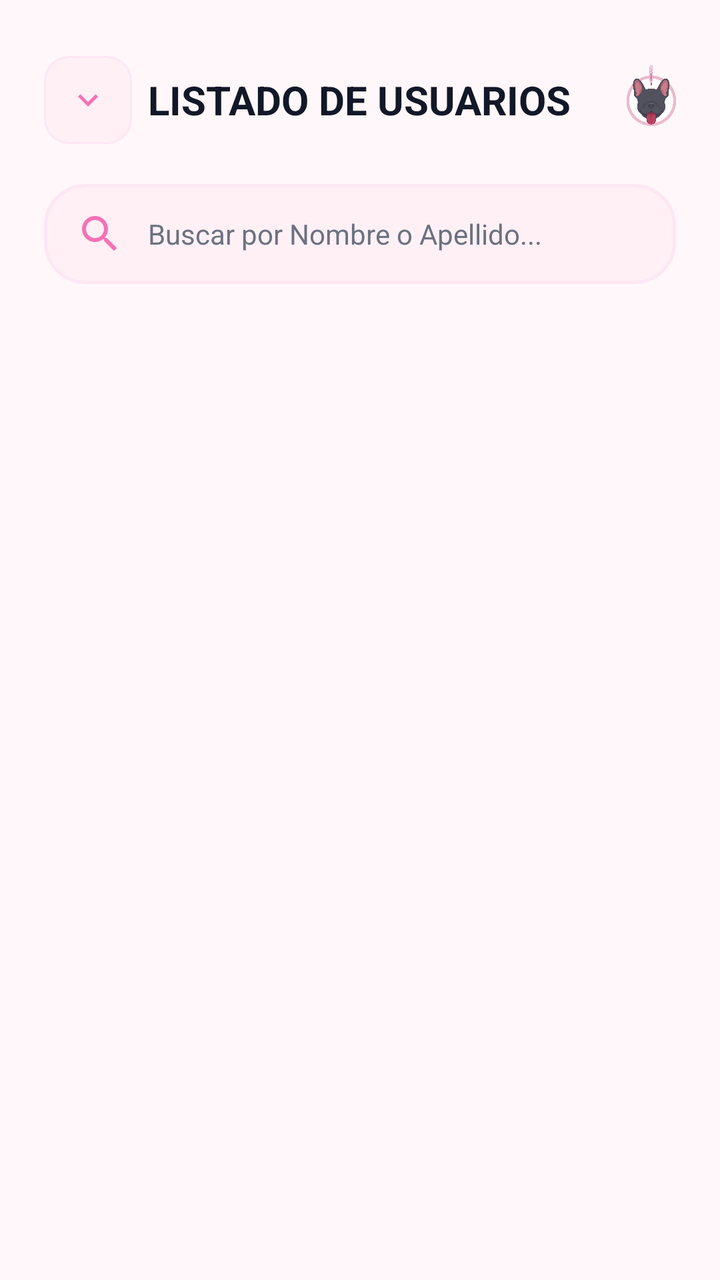
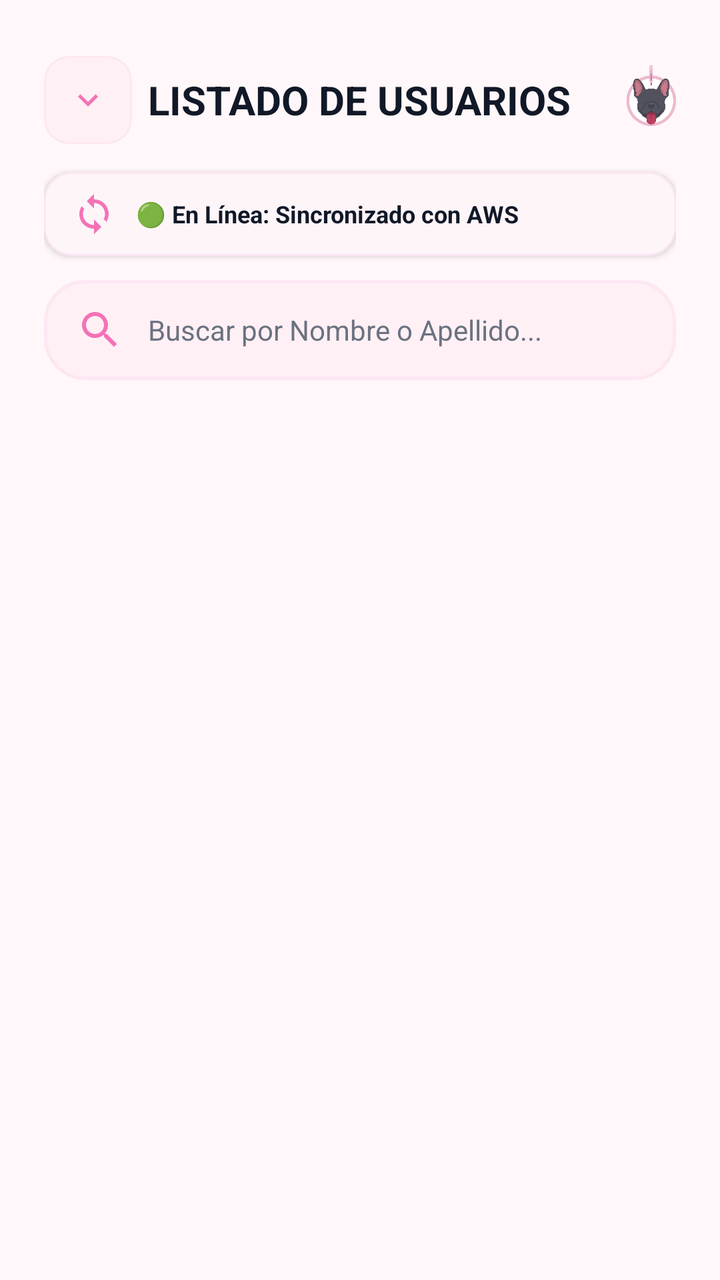

An Android layout rendered at two revisions. The XML below is the earlier revision; the diff shows what the commit changed to produce the second picture.
<!-- AndroidManifest.xml: application theme Theme.MyApplication -->
<!-- res/layout/activity_user_list.xml -->
<?xml version="1.0" encoding="utf-8"?>
<androidx.coordinatorlayout.widget.CoordinatorLayout xmlns:android="http://schemas.android.com/apk/res/android"
    xmlns:app="http://schemas.android.com/apk/res-auto"
    xmlns:tools="http://schemas.android.com/tools"
    android:id="@+id/user_list_coordinator"
    android:layout_width="match_parent"
    android:layout_height="match_parent"
    android:background="@color/app_bg"
    tools:context=".UserListActivity">

    <LinearLayout
        android:id="@+id/user_list_main"
        android:layout_width="match_parent"
        android:layout_height="match_parent"
        android:orientation="vertical"
        android:paddingHorizontal="22dp"
        android:paddingTop="28dp">

        
        <RelativeLayout
            android:layout_width="match_parent"
            android:layout_height="wrap_content"
            android:gravity="center_vertical">

            <ImageButton
                android:id="@+id/btn_user_list_back"
                android:layout_width="44dp"
                android:layout_height="44dp"
                android:layout_alignParentStart="true"
                android:layout_centerVertical="true"
                android:background="@drawable/bg_pink_tag"
                android:contentDescription="@string/app_name"
                android:src="@drawable/ic_expand_more"
                app:tint="@color/pink_primary" />

            <TextView
                android:id="@+id/tv_list_title"
                android:layout_width="wrap_content"
                android:layout_height="wrap_content"
                android:layout_centerInParent="true"
                android:text="@string/title_list_users"
                android:textColor="@color/text_dark"
                android:textSize="20sp"
                android:textStyle="bold" />

            <ImageView
                android:id="@+id/iv_list_logo"
                android:layout_width="65dp"
                android:layout_height="44dp"
                android:layout_alignParentEnd="true"
                android:layout_centerVertical="true"
                android:contentDescription="@string/app_name"
                android:scaleType="fitEnd"
                android:src="@drawable/imagenapp" />

        </RelativeLayout>

        
        <LinearLayout
            android:id="@+id/layout_search_bar"
            android:layout_width="match_parent"
            android:layout_height="50dp"
            android:layout_marginTop="20dp"
            android:background="@drawable/bg_search_input"
            android:gravity="center_vertical"
            android:orientation="horizontal"
            android:paddingHorizontal="16dp">

            <ImageView
                android:layout_width="24dp"
                android:layout_height="24dp"
                android:contentDescription="@string/app_name"
                android:src="@drawable/ic_search"
                app:tint="@color/pink_primary" />

            <EditText
                android:id="@+id/et_search_user_input"
                android:layout_width="match_parent"
                android:layout_height="match_parent"
                android:layout_marginStart="12dp"
                android:background="@null"
                android:hint="@string/search_hint"
                android:inputType="text"
                android:textColor="@color/text_dark"
                android:textColorHint="@color/text_muted"
                android:textSize="14sp" />
        </LinearLayout>

        
        <androidx.recyclerview.widget.RecyclerView
            android:id="@+id/rv_numbered_users"
            android:layout_width="match_parent"
            android:layout_height="match_parent"
            android:layout_marginTop="16dp"
            android:clipToPadding="false"
            android:paddingBottom="40dp"
            tools:listitem="@layout/item_user_card" />

    </LinearLayout>

</androidx.coordinatorlayout.widget.CoordinatorLayout>
<!-- res/layout/item_user_card.xml (included above) -->
<?xml version="1.0" encoding="utf-8"?>
<com.google.android.material.card.MaterialCardView xmlns:android="http://schemas.android.com/apk/res/android"
    xmlns:app="http://schemas.android.com/apk/res-auto"
    android:layout_width="match_parent"
    android:layout_height="wrap_content"
    android:layout_marginHorizontal="12dp"
    android:layout_marginVertical="6dp"
    android:clickable="true"
    android:focusable="true"
    android:foreground="?attr/selectableItemBackground"
    app:cardBackgroundColor="@color/white"
    app:cardCornerRadius="20dp"
    app:cardElevation="3dp"
    app:strokeColor="@color/card_border"
    app:strokeWidth="1.2dp">

    <RelativeLayout
        android:layout_width="match_parent"
        android:layout_height="wrap_content"
        android:padding="16dp">

        
        <com.google.android.material.card.MaterialCardView
            android:id="@+id/card_avatar"
            android:layout_width="46dp"
            android:layout_height="46dp"
            android:layout_alignParentStart="true"
            android:layout_centerVertical="true"
            app:cardBackgroundColor="@color/pink_pastel_light"
            app:cardCornerRadius="23dp"
            app:cardElevation="0dp"
            app:strokeColor="@color/pink_primary"
            app:strokeWidth="1dp">

            <ImageView
                android:id="@+id/iv_user_avatar"
                android:layout_width="match_parent"
                android:layout_height="match_parent"
                android:contentDescription="@string/app_name"
                android:scaleType="centerCrop"
                android:src="@drawable/ic_users" />
        </com.google.android.material.card.MaterialCardView>

        
        <LinearLayout
            android:layout_width="wrap_content"
            android:layout_height="wrap_content"
            android:layout_centerVertical="true"
            android:layout_marginStart="14dp"
            android:layout_toStartOf="@+id/badge_arrow_user"
            android:layout_toEndOf="@+id/card_avatar"
            android:orientation="vertical">

            <TextView
                android:id="@+id/tv_user_full_name"
                android:layout_width="wrap_content"
                android:layout_height="wrap_content"
                android:text="Jorge Luis Cortés Gallardo"
                android:textColor="@color/text_dark"
                android:textSize="15sp"
                android:textStyle="bold" />

            <TextView
                android:id="@+id/tv_user_email"
                android:layout_width="wrap_content"
                android:layout_height="wrap_content"
                android:layout_marginTop="2dp"
                android:text="jorge.cortes@empresa.com"
                android:textColor="@color/text_secondary"
                android:textSize="12sp" />
        </LinearLayout>

        
        <TextView
            android:id="@+id/badge_arrow_user"
            android:layout_width="32dp"
            android:layout_height="32dp"
            android:layout_alignParentEnd="true"
            android:layout_centerVertical="true"
            android:background="@drawable/bg_pink_tag"
            android:gravity="center"
            android:text="›"
            android:textColor="@color/pink_primary"
            android:textSize="18sp"
            android:textStyle="bold" />

    </RelativeLayout>
</com.google.android.material.card.MaterialCardView>
<!-- resources referenced by this layout -->
<resources>
  <color name="app_bg">#FFF7F9</color>
  <color name="card_border">#FCE7F3</color>
  <color name="pink_pastel_light">#FFF0F5</color>
  <color name="pink_primary">#F472B6</color>
  <color name="text_dark">#111827</color>
  <color name="text_muted">#6B7280</color>
  <color name="text_secondary">#4B5563</color>
  <color name="white">#FFFFFF</color>
  <!-- drawable bg_pink_tag (drawable) -->
  <?xml version="1.0" encoding="utf-8"?>
  <shape xmlns:android="http://schemas.android.com/apk/res/android">
      <solid android:color="@color/pink_pastel_light" />
      <corners android:radius="12dp" />
      <stroke android:width="1dp" android:color="@color/pink_pastel_soft" />
  </shape>
  <!-- drawable bg_search_input (drawable) -->
  <?xml version="1.0" encoding="utf-8"?>
  <shape xmlns:android="http://schemas.android.com/apk/res/android"
      android:shape="rectangle">
      <solid android:color="#FFF0F5" />
      <stroke
          android:width="1.5dp"
          android:color="#FCE7F3" />
      <corners android:radius="20dp" />
  </shape>
  <!-- drawable ic_expand_more (drawable) -->
  <?xml version="1.0" encoding="utf-8"?>
  <vector xmlns:android="http://schemas.android.com/apk/res/android"
      android:width="20dp"
      android:height="20dp"
      android:viewportWidth="24"
      android:viewportHeight="24">
      <path
          android:fillColor="#9CA3AF"
          android:pathData="M16.59,8.59L12,13.17 7.41,8.59 6,10l6,6 6,-6z"/>
  </vector>
  <!-- drawable ic_search (drawable) -->
  <?xml version="1.0" encoding="utf-8"?>
  <vector xmlns:android="http://schemas.android.com/apk/res/android"
      android:width="24dp"
      android:height="24dp"
      android:viewportWidth="24"
      android:viewportHeight="24">
      <path
          android:fillColor="#F472B6"
          android:pathData="M15.5,14h-0.79l-0.28,-0.27C15.41,12.59 16,11.11 16,9.5 16,5.91 13.09,3 9.5,3S3,5.91 3,9.5 5.91,16 9.5,16c1.61,0 3.09,-0.59 4.23,-1.57l0.27,0.28v0.79l5,4.99L20.49,19l-4.99,-5zM9.5,14C7.01,14 5,11.99 5,9.5S7.01,5 9.5,5 14,7.01 14,9.5 11.99,14 9.5,14z" />
  </vector>
  <!-- drawable ic_users (drawable) -->
  <?xml version="1.0" encoding="utf-8"?>
  <vector xmlns:android="http://schemas.android.com/apk/res/android"
      android:width="24dp"
      android:height="24dp"
      android:viewportWidth="24"
      android:viewportHeight="24">
      <path
          android:fillColor="#FF4081"
          android:pathData="M16,11c1.66,0 2.99,-1.34 2.99,-3S17.66,5 16,5c-1.66,0 -3,1.34 -3,3s1.34,3 3,3zM8,11c1.66,0 2.99,-1.34 2.99,-3S9.66,5 8,5C6.34,5 5,6.34 5,8s1.34,3 3,3zM8,13c-2.33,0 -7,1.17 -7,3.5V19h14v-2.5c0,-2.33 -4.67,-3.5 -7,-3.5zM16,13c-0.29,0 -0.62,0.02 -0.97,0.05 1.16,0.84 1.97,1.97 1.97,3.45V19h6v-2.5c0,-2.33 -4.67,-3.5 -7,-3.5z"/>
  </vector>
  <string name="app_name">SmartTemp</string>
  <string name="search_hint">Buscar por Nombre o Apellido...</string>
  <string name="title_list_users">LISTADO DE USUARIOS</string>
  <style name="Theme.MyApplication" parent="Base.Theme.MyApplication" />
  <color name="pink_pastel_soft">#FCE7F3</color>
  <color name="pink_dark">#EC4899</color>
  <color name="pink_pastel">#FF80AB</color>
  <color name="black">#FF000000</color>
  <!-- unchanged entries left out for length: 2 -->
</resources>

<!-- the commit's change to res/layout/activity_user_list.xml (unified diff, before → after) -->
@@ -56,11 +56,52 @@
         </RelativeLayout>
 
         
+        <com.google.android.material.card.MaterialCardView
+            android:id="@+id/card_sync_status_users"
+            android:layout_width="match_parent"
+            android:layout_height="wrap_content"
+            android:layout_marginTop="14dp"
+            app:cardCornerRadius="14dp"
+            app:cardElevation="2dp"
+            app:strokeWidth="1dp"
+            app:strokeColor="@color/card_border"
+            app:cardBackgroundColor="@color/white">
+
+            <LinearLayout
+                android:layout_width="match_parent"
+                android:layout_height="wrap_content"
+                android:orientation="horizontal"
+                android:gravity="center_vertical"
+                android:paddingHorizontal="14dp"
+                android:paddingVertical="10dp">
+
+                <ImageView
+                    android:id="@+id/iv_sync_users_icon"
+                    android:layout_width="22dp"
+                    android:layout_height="22dp"
+                    android:src="@drawable/ic_sync"
+                    app:tint="@color/pink_primary" />
+
+                <TextView
+                    android:id="@+id/tv_sync_users_status"
+                    android:layout_width="0dp"
+                    android:layout_height="wrap_content"
+                    android:layout_weight="1"
+                    android:layout_marginStart="10dp"
+                    android:text="🟢 En Línea: Sincronizado con AWS"
+                    android:textColor="@color/text_dark"
+                    android:textSize="12sp"
+                    android:textStyle="bold" />
+
+            </LinearLayout>
+        </com.google.android.material.card.MaterialCardView>
+
+        
         <LinearLayout
             android:id="@+id/layout_search_bar"
             android:layout_width="match_parent"
             android:layout_height="50dp"
-            android:layout_marginTop="20dp"
+            android:layout_marginTop="12dp"
             android:background="@drawable/bg_search_input"
             android:gravity="center_vertical"
             android:orientation="horizontal"
<!-- resource entries referenced after the edit -->
@@ -47,6 +47,16 @@
           android:fillColor="#F472B6"
           android:pathData="M15.5,14h-0.79l-0.28,-0.27C15.41,12.59 16,11.11 16,9.5 16,5.91 13.09,3 9.5,3S3,5.91 3,9.5 5.91,16 9.5,16c1.61,0 3.09,-0.59 4.23,-1.57l0.27,0.28v0.79l5,4.99L20.49,19l-4.99,-5zM9.5,14C7.01,14 5,11.99 5,9.5S7.01,5 9.5,5 14,7.01 14,9.5 11.99,14 9.5,14z" />
   </vector>
+  <!-- drawable ic_sync (drawable) -->
+  ﻿<vector xmlns:android="http://schemas.android.com/apk/res/android"
+      android:width="24dp"
+      android:height="24dp"
+      android:viewportWidth="24"
+      android:viewportHeight="24">
+      <path
+          android:fillColor="#FFFFFFFF"
+          android:pathData="M12,4V1L8,5l4,4V6c3.31,0 6,2.69 6,6 0,1.01,-0.25,1.97,-0.7,2.8l1.46,1.46C19.54,15.03 20,13.57 20,12c0,-4.42,-3.58,-8,-8,-8zm0,14c-3.31,0,-6,-2.69,-6,-6 0,-1.01,0.25,-1.97,0.7,-2.8L5.24,7.74C4.46,8.97 4,10.43 4,12c0,4.42,3.58,8,8,8v3l4,-4,-4,-4v3z"/>
+  </vector>
   <!-- drawable ic_users (drawable) -->
   <?xml version="1.0" encoding="utf-8"?>
   <vector xmlns:android="http://schemas.android.com/apk/res/android"
